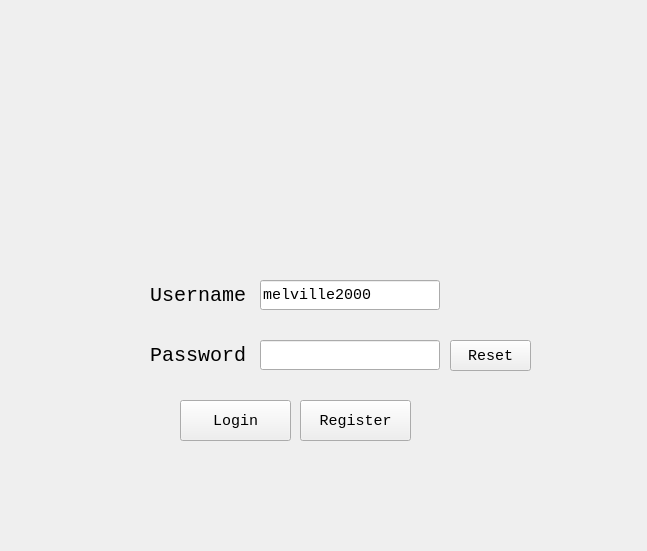
Old version of the form res/design/login.ui in the repository aquib-sh/password-manager.
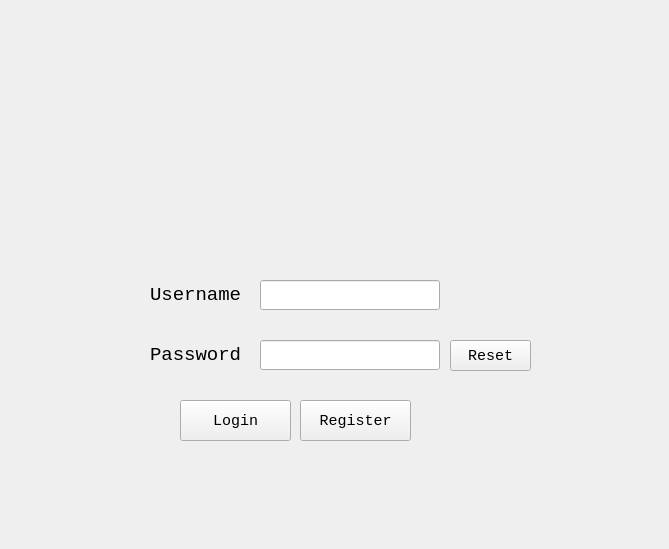
New version of the form. Icons and pictures are not drawn.

Commit message: Fix resource qrc file bug

```diff
--- a/res/design/login.ui
+++ b/res/design/login.ui
@@ -6,15 +6,13 @@
    <rect>
     <x>0</x>
     <y>0</y>
-    <width>647</width>
-    <height>551</height>
+    <width>669</width>
+    <height>549</height>
    </rect>
   </property>
   <property name="font">
    <font>
-    <family>Monospace</family>
     <pointsize>11</pointsize>
-    <weight>50</weight>
     <bold>false</bold>
    </font>
   </property>
@@ -37,8 +35,15 @@
      <height>30</height>
     </rect>
    </property>
+   <property name="font">
+    <font>
+     <family>Monospace</family>
+     <pointsize>11</pointsize>
+     <bold>false</bold>
+    </font>
+   </property>
    <property name="text">
-    <string>melville2000</string>
+    <string/>
    </property>
   </widget>
   <widget class="QLineEdit" name="passwordInput">
@@ -53,6 +58,13 @@
      <height>30</height>
     </rect>
    </property>
+   <property name="font">
+    <font>
+     <family>Monospace</family>
+     <pointsize>11</pointsize>
+     <bold>false</bold>
+    </font>
+   </property>
    <property name="text">
     <string/>
    </property>
@@ -74,8 +86,8 @@
    </property>
    <property name="font">
     <font>
-     <pointsize>15</pointsize>
-     <weight>50</weight>
+     <family>Monospace</family>
+     <pointsize>14</pointsize>
      <bold>false</bold>
     </font>
    </property>
@@ -100,8 +112,8 @@
    </property>
    <property name="font">
     <font>
-     <pointsize>15</pointsize>
-     <weight>50</weight>
+     <family>Monospace</family>
+     <pointsize>14</pointsize>
      <bold>false</bold>
     </font>
    </property>
@@ -115,25 +127,6 @@
     <set>Qt::AlignLeading|Qt::AlignLeft|Qt::AlignVCenter</set>
    </property>
   </widget>
-  <widget class="QLabel" name="label_3">
-   <property name="geometry">
-    <rect>
-     <x>70</x>
-     <y>60</y>
-     <width>511</width>
-     <height>191</height>
-    </rect>
-   </property>
-   <property name="toolTipDuration">
-    <number>0</number>
-   </property>
-   <property name="text">
-    <string/>
-   </property>
-   <property name="pixmap">
-    <pixmap>../../../../../../../media/melville/Windows_7/Loginscrlogo.png</pixmap>
-   </property>
-  </widget>
   <widget class="QPushButton" name="pushButton">
    <property name="geometry">
     <rect>
@@ -143,6 +136,13 @@
      <height>41</height>
     </rect>
    </property>
+   <property name="font">
+    <font>
+     <family>Monospace</family>
+     <pointsize>11</pointsize>
+     <bold>false</bold>
+    </font>
+   </property>
    <property name="text">
     <string>Login</string>
    </property>
@@ -165,6 +165,13 @@
      <height>41</height>
     </rect>
    </property>
+   <property name="font">
+    <font>
+     <family>Monospace</family>
+     <pointsize>11</pointsize>
+     <bold>false</bold>
+    </font>
+   </property>
    <property name="text">
     <string>Register</string>
    </property>
@@ -178,10 +185,30 @@
      <height>31</height>
     </rect>
    </property>
+   <property name="font">
+    <font>
+     <family>Monospace</family>
+     <pointsize>11</pointsize>
+     <bold>false</bold>
+    </font>
+   </property>
    <property name="text">
     <string>Reset</string>
    </property>
   </widget>
+  <widget class="QLabel" name="label_3">
+   <property name="geometry">
+    <rect>
+     <x>80</x>
+     <y>60</y>
+     <width>501</width>
+     <height>191</height>
+    </rect>
+   </property>
+   <property name="text">
+    <string>&lt;html&gt;&lt;head/&gt;&lt;body&gt;&lt;p&gt;&lt;img src=&quot;:/newPrefix/logo/login_screen.png&quot;/&gt;&lt;/p&gt;&lt;/body&gt;&lt;/html&gt;</string>
+   </property>
+  </widget>
  </widget>
  <resources>
   <include location="../logo/Loginscrlogo.png"/>
```
Left out of the diff: 2 changed lines with no effect on the pictures.
